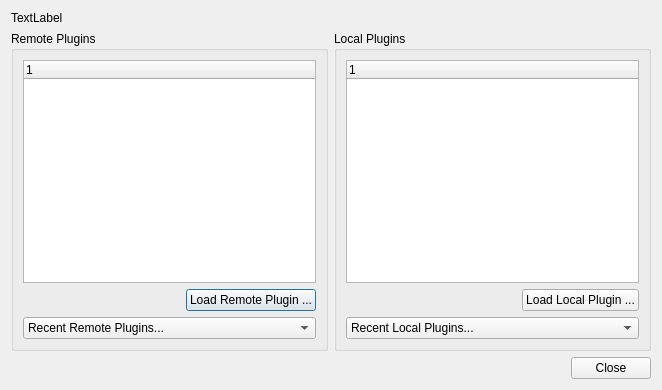
The window that Qt/Components/Resources/UI/pqPluginDialog.ui (wildmichael/ParaView3-enhancements-old) describes before a commit, drawn with Qt 5.
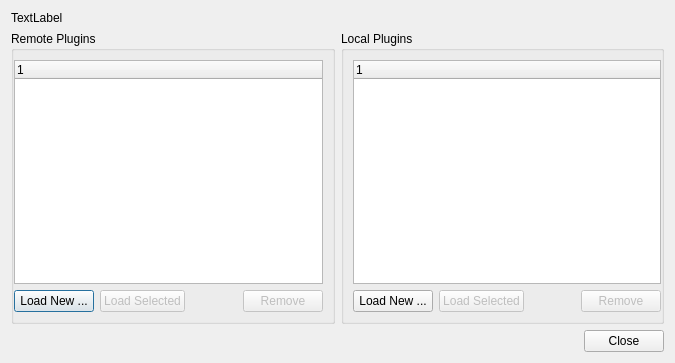
The same window after the commit.

Commit message: BUG: #0009404: Recent Plugins combo boxes redundent ; 0009403: Button to reload plugin ; 0009402: Add ability to remove plugin from list ENH: Added more detailed error messages for loading plugins in certain cases.

```diff
--- a/Qt/Components/Resources/UI/pqPluginDialog.ui
+++ b/Qt/Components/Resources/UI/pqPluginDialog.ui
@@ -6,8 +6,8 @@
    <rect>
     <x>0</x>
     <y>0</y>
-    <width>662</width>
-    <height>390</height>
+    <width>675</width>
+    <height>363</height>
    </rect>
   </property>
   <property name="windowTitle">
@@ -36,7 +36,10 @@
       <string>Remote Plugins</string>
      </property>
      <layout class="QGridLayout">
-      <item row="2" column="0">
+      <property name="leftMargin">
+       <number>0</number>
+      </property>
+      <item row="2" column="2">
        <spacer>
         <property name="orientation">
          <enum>Qt::Horizontal</enum>
@@ -49,14 +52,7 @@
         </property>
        </spacer>
       </item>
-      <item row="2" column="1">
-       <widget class="QPushButton" name="loadRemote">
-        <property name="text">
-         <string>Load Remote Plugin ...</string>
-        </property>
-       </widget>
-      </item>
-      <item row="0" column="0" rowspan="2" colspan="2">
+      <item row="0" column="0" rowspan="2" colspan="5">
        <widget class="QTreeWidget" name="remotePlugins">
         <property name="contextMenuPolicy">
          <enum>Qt::ActionsContextMenu</enum>
@@ -71,13 +67,31 @@
         </column>
        </widget>
       </item>
-      <item row="3" column="0" colspan="2">
-       <widget class="QComboBox" name="RecentRemoteCombo">
-        <item>
-         <property name="text">
-          <string>Recent Remote Plugins...</string>
-         </property>
-        </item>
+      <item row="2" column="0">
+       <widget class="QPushButton" name="loadRemote">
+        <property name="text">
+         <string>Load New ...</string>
+        </property>
+       </widget>
+      </item>
+      <item row="2" column="4">
+       <widget class="QPushButton" name="removeRemote">
+        <property name="enabled">
+         <bool>false</bool>
+        </property>
+        <property name="text">
+         <string>Remove</string>
+        </property>
+       </widget>
+      </item>
+      <item row="2" column="1">
+       <widget class="QPushButton" name="loadSelected_Remote">
+        <property name="enabled">
+         <bool>false</bool>
+        </property>
+        <property name="text">
+         <string>Load Selected</string>
+        </property>
        </widget>
       </item>
      </layout>
@@ -89,14 +103,10 @@
       <string>Local Plugins</string>
      </property>
      <layout class="QGridLayout">
-      <item row="2" column="1">
-       <widget class="QPushButton" name="loadLocal">
-        <property name="text">
-         <string>Load Local Plugin ...</string>
-        </property>
-       </widget>
-      </item>
-      <item row="2" column="0">
+      <property name="rightMargin">
+       <number>0</number>
+      </property>
+      <item row="3" column="2">
        <spacer>
         <property name="orientation">
          <enum>Qt::Horizontal</enum>
@@ -109,7 +119,7 @@
         </property>
        </spacer>
       </item>
-      <item row="0" column="0" rowspan="2" colspan="2">
+      <item row="0" column="0" rowspan="2" colspan="4">
        <widget class="QTreeWidget" name="localPlugins">
         <property name="contextMenuPolicy">
          <enum>Qt::ActionsContextMenu</enum>
@@ -124,13 +134,31 @@
         </column>
        </widget>
       </item>
-      <item row="3" column="0" colspan="2">
-       <widget class="QComboBox" name="RecentLocalCombo">
-        <item>
-         <property name="text">
-          <string>Recent Local Plugins...</string>
-         </property>
-        </item>
+      <item row="3" column="3">
+       <widget class="QPushButton" name="removeLocal">
+        <property name="enabled">
+         <bool>false</bool>
+        </property>
+        <property name="text">
+         <string>Remove</string>
+        </property>
+       </widget>
+      </item>
+      <item row="3" column="0">
+       <widget class="QPushButton" name="loadLocal">
+        <property name="text">
+         <string>Load New ...</string>
+        </property>
+       </widget>
+      </item>
+      <item row="3" column="1">
+       <widget class="QPushButton" name="loadSelected_Local">
+        <property name="enabled">
+         <bool>false</bool>
+        </property>
+        <property name="text">
+         <string>Load Selected</string>
+        </property>
        </widget>
       </item>
      </layout>
```
Left out of the diff: 20 changed lines with no effect on the pictures. The commit also changes 7 other files.
